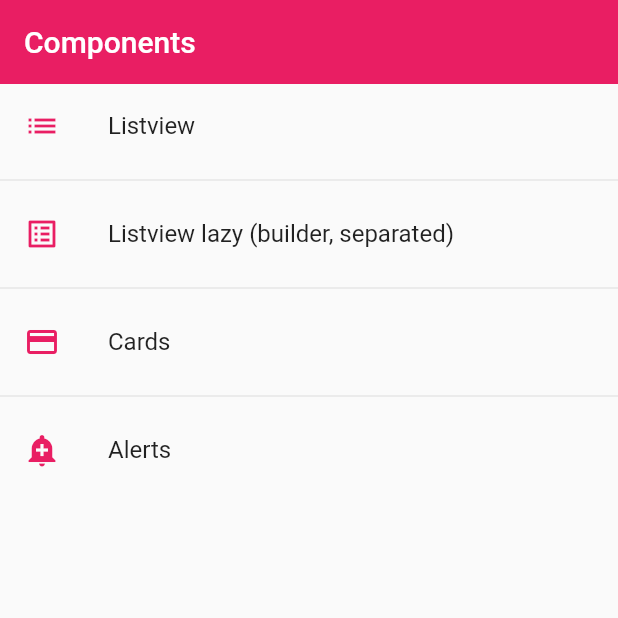
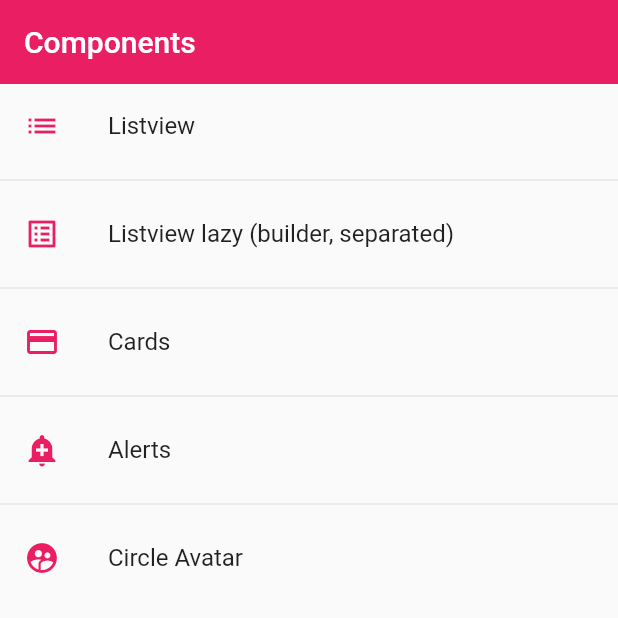
Before and after one commit to marcelofb/flutter-archetype-2022, a Flutter app: the screen it shows after launch, on a phone screen of 412 x 824 dp, the top half of it. Run offline on Flutter 3.47's test engine with Material 2 defaults, Android fonts, the phone set to English and light mode, and no system bars.

Commit message:
Added circle avatar component

```diff
--- a/lib/router/app_routes.dart
+++ b/lib/router/app_routes.dart
@@ -27,6 +27,11 @@ class AppRoutes {
         name: 'Alerts',
         screen: const AlertScreen(),
         icon: Icons.add_alert),
+    MenuOption(
+        route: 'avatar',
+        name: 'Circle Avatar',
+        screen: const AvatarScreen(),
+        icon: Icons.supervised_user_circle),
   ];
 
   static Map<String, Widget Function(BuildContext)> getAppRoutes() {
--- a/lib/screens/screens.dart
+++ b/lib/screens/screens.dart
@@ -3,3 +3,4 @@ export 'package:archetype_2022/screens/listview2_screen.dart';
 export 'package:archetype_2022/screens/home_screen.dart';
 export 'package:archetype_2022/screens/card_screen.dart';
 export 'package:archetype_2022/screens/alert_screen.dart';
+export 'package:archetype_2022/screens/avatar_screen.dart';
```
Also changed, not shown: lib/screens/avatar_screen.dart (added, +27 -0 lines).
